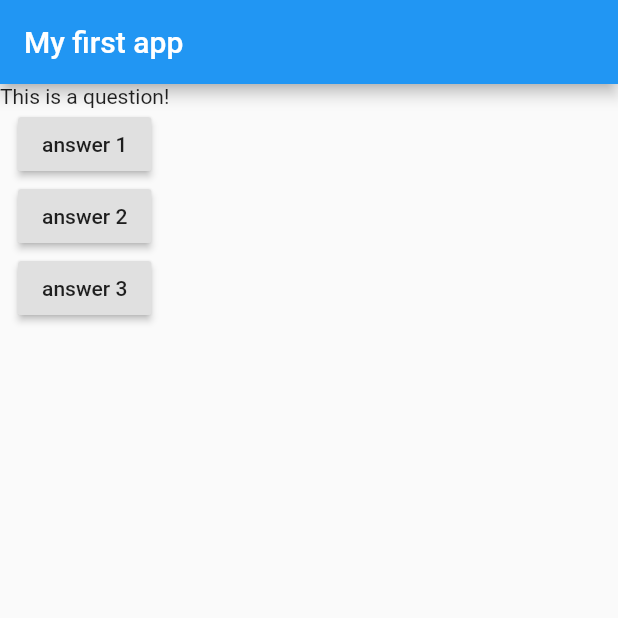
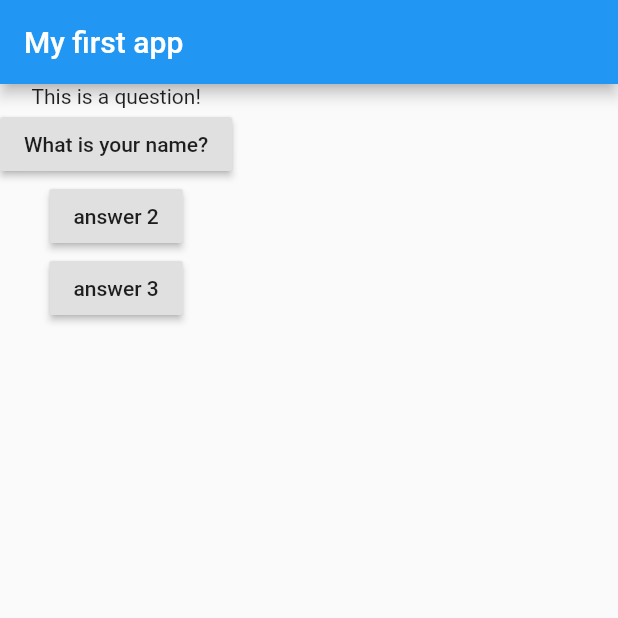
Before and after one commit to Djumabaevs/flutter_guide, a Flutter app: the screen it shows after launch, on a phone screen of 412 x 824 dp, the top half of it. Run offline on Flutter 3.47's test engine with Material 2 defaults, Android fonts, the phone set to English and light mode, and no system bars.

Commit message:
elementAt from array to text

```diff
--- a/lib/main.dart
+++ b/lib/main.dart
@@ -21,7 +21,7 @@ class MyApp extends StatelessWidget {
           children: [
             Text('This is a question!'),
             RaisedButton(
-              child: Text('answer 1'),
+              child: Text(questions.elementAt(0)),
               onPressed: answerQuestion,
             ),
             RaisedButton(
```
